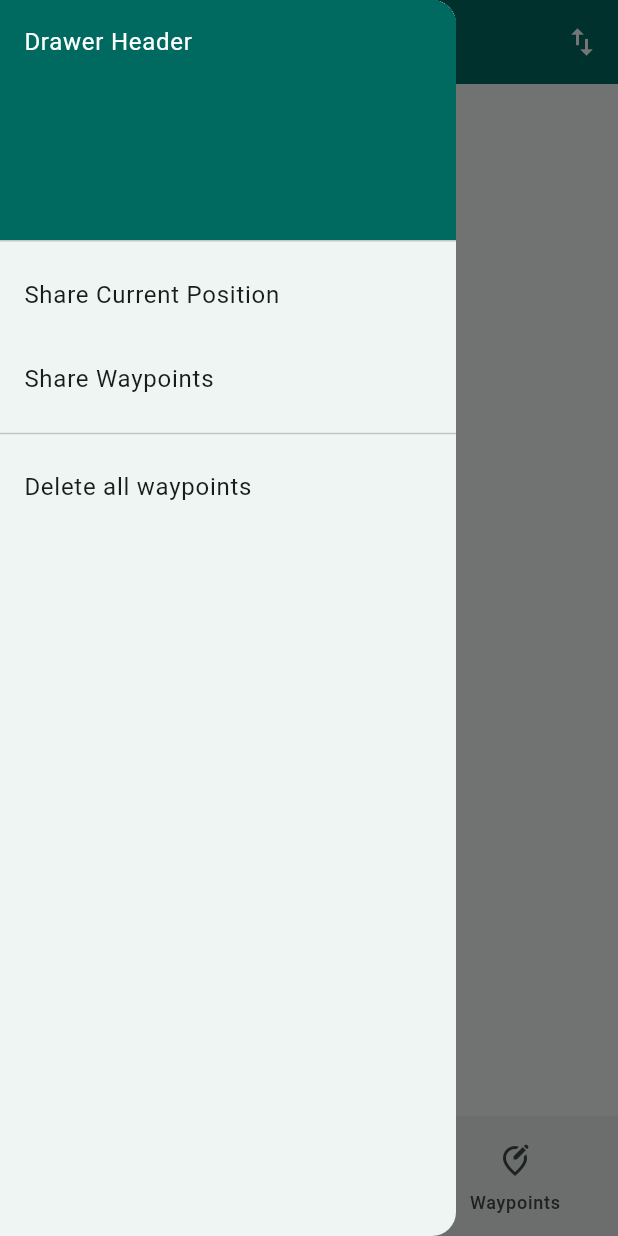
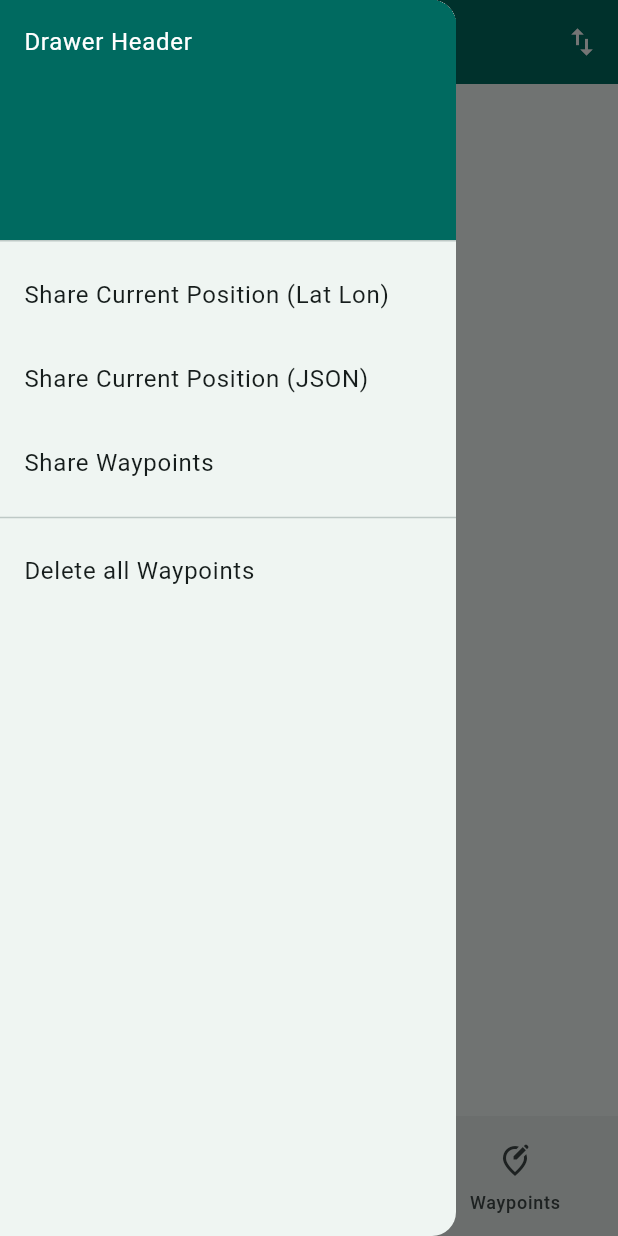
Before and after one commit to florianneukirchen/gps_location, a Flutter app: the screen it shows after launch, with the side drawer open, on a phone screen of 412 x 824 dp. Run offline on Flutter 3.47's test engine with Material 3 defaults, Android fonts, the phone set to English and light mode, and no system bars; our stand-ins replace flutter_map, geolocator, latlong2, share_plus; missing offline and left inert: proj4dart.

Commit message:
Allow to share current position as JSON

```diff
--- a/lib/myhomepage.dart
+++ b/lib/myhomepage.dart
@@ -1,9 +1,11 @@
+import 'dart:convert';
 import 'package:flutter/material.dart';
 import 'package:provider/provider.dart';
 import 'package:share_plus/share_plus.dart';
 import 'locationwidgets.dart';
 import 'mypositionpage.dart';
 import 'waypointspage.dart';
+import 'waypoint.dart';
 import 'myapp.dart';
 import 'mapwidget.dart';
 
@@ -155,12 +157,31 @@ class _MyHomePageState extends State<MyHomePage> {
               ),
             ),
             ListTile(
-              title: const Text('Share Current Position'),
+              title: const Text('Share Current Position (Lat Lon)'),
               onTap: () {
                 Navigator.pop(context);
                 final currentposition = Provider.of<MyAppState>(context, listen: false).currentposition;
                 if (currentposition != null) {
                   Share.share(asEW_NW(currentposition.latitude, currentposition.longitude), subject: 'My Position');
+                } else {
+                  var scaffoldmessenger = ScaffoldMessenger.of(context);
+                  scaffoldmessenger.showSnackBar(
+                      SnackBar(
+                        content: Text('Position is not known'),
+                      )
+                  );
+                }
+              },
+            ),
+            ListTile(
+              title: const Text('Share Current Position (JSON)'),
+              onTap: () {
+                Navigator.pop(context);
+                final currentposition = Provider.of<MyAppState>(context, listen: false).currentposition;
+                if (currentposition != null) {
+                  var waypoint = Waypoint.fromPosition(currentposition);
+                  var json = waypoint.toJson();
+                  Share.share(jsonEncode(json), subject: 'My Position');
                 } else {
                   var scaffoldmessenger = ScaffoldMessenger.of(context);
                   scaffoldmessenger.showSnackBar(
@@ -180,7 +201,7 @@ class _MyHomePageState extends State<MyHomePage> {
             ),
             const Divider(),
             ListTile(
-              title: const Text('Delete all waypoints'),
+              title: const Text('Delete all Waypoints'),
               onTap: () {
                 Navigator.pop(context);
                 _confirmDeleteWaypoints();
```
